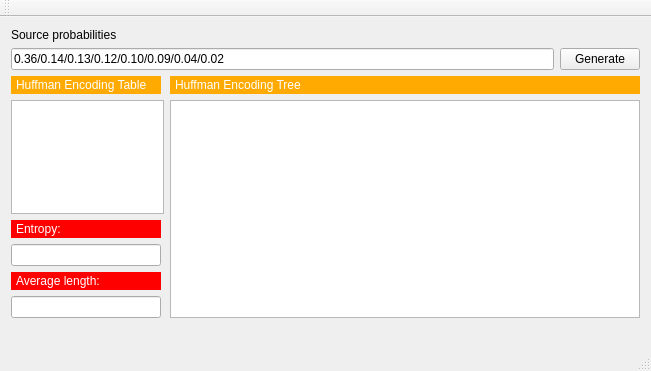
Before: the Qt Designer form mainwindow.ui in acamara/HuffmanCodingGrahp, drawn with Qt 5.
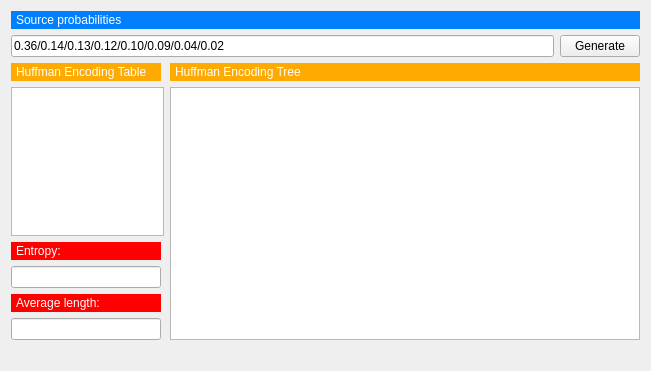
After: the same form once the commit is applied.

Diff of the .ui file:
```diff
--- a/mainwindow.ui
+++ b/mainwindow.ui
@@ -21,6 +21,10 @@
        <widget class="QLabel" name="label_6">
         <property name="styleSheet">
          <string notr="true">font: 11pt &quot;Arial&quot;;
+color: rgb(255, 255, 255);
+background-color: rgb(0, 128, 255);
+border-style: solid; 
+border-color:rgb(0,128,255);
 border-width: 2px;</string>
         </property>
         <property name="text">
@@ -230,15 +234,6 @@
     </rect>
    </property>
   </widget>
-  <widget class="QToolBar" name="mainToolBar">
-   <attribute name="toolBarArea">
-    <enum>TopToolBarArea</enum>
-   </attribute>
-   <attribute name="toolBarBreak">
-    <bool>false</bool>
-   </attribute>
-  </widget>
-  <widget class="QStatusBar" name="statusBar"/>
  </widget>
  <layoutdefault spacing="6" margin="11"/>
  <resources/>
```
